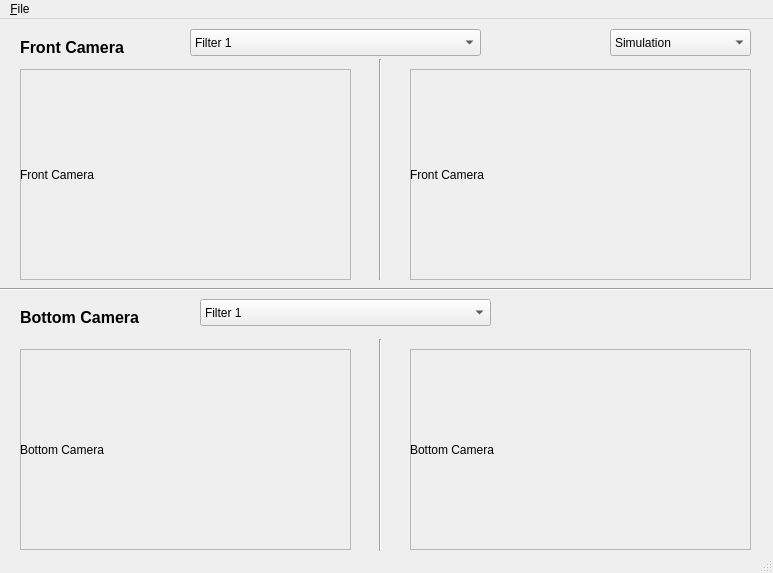
silverbullet1/bbauv, file src/GUI/vision.ui: the form before one commit.
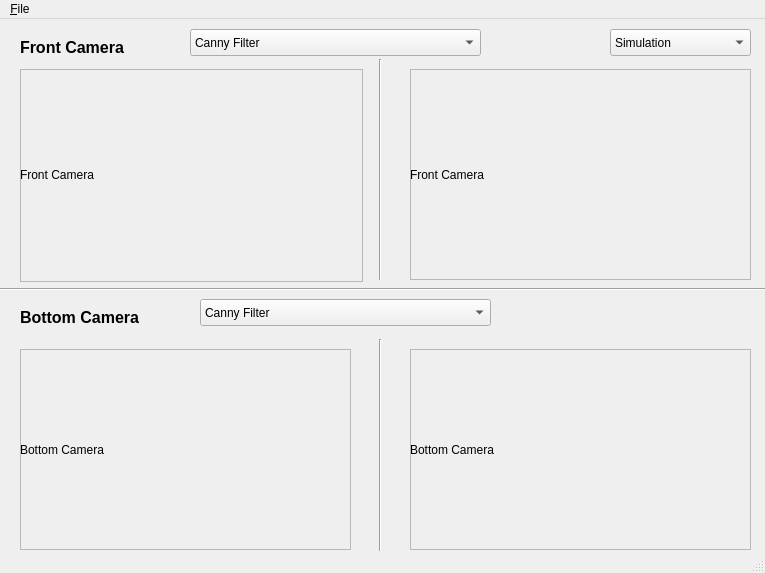
The form after the commit.

```diff
--- a/src/GUI/vision.ui
+++ b/src/GUI/vision.ui
@@ -7,7 +7,7 @@
    <rect>
     <x>0</x>
     <y>0</y>
-    <width>773</width>
+    <width>765</width>
     <height>573</height>
    </rect>
   </property>
@@ -17,6 +17,12 @@
     <verstretch>0</verstretch>
    </sizepolicy>
   </property>
+  <property name="minimumSize">
+   <size>
+    <width>341</width>
+    <height>211</height>
+   </size>
+  </property>
   <property name="windowTitle">
    <string>Vision</string>
   </property>
@@ -26,13 +32,19 @@
      <rect>
       <x>20</x>
       <y>50</y>
-      <width>331</width>
-      <height>211</height>
+      <width>343</width>
+      <height>213</height>
      </rect>
     </property>
     <layout class="QVBoxLayout">
      <item>
       <widget class="QFrame" name="frontcam_2">
+       <property name="minimumSize">
+        <size>
+         <width>0</width>
+         <height>0</height>
+        </size>
+       </property>
        <property name="frameShape">
         <enum>QFrame::StyledPanel</enum>
        </property>
@@ -44,10 +56,16 @@
          <rect>
           <x>0</x>
           <y>0</y>
-          <width>331</width>
+          <width>341</width>
           <height>211</height>
          </rect>
         </property>
+        <property name="minimumSize">
+         <size>
+          <width>0</width>
+          <height>0</height>
+         </size>
+        </property>
         <property name="text">
          <string>Front Camera</string>
         </property>
@@ -185,7 +203,7 @@
     </property>
     <item>
      <property name="text">
-      <string>Filter 1</string>
+      <string>Canny Filter</string>
      </property>
     </item>
     <item>
@@ -210,7 +228,7 @@
     </property>
     <item>
      <property name="text">
-      <string>Filter 1</string>
+      <string>Canny Filter</string>
      </property>
     </item>
     <item>
@@ -316,8 +334,8 @@
     <rect>
      <x>0</x>
      <y>0</y>
-     <width>773</width>
-     <height>20</height>
+     <width>765</width>
+     <height>25</height>
     </rect>
    </property>
    <widget class="QMenu" name="menuFile">
```
Left out of the diff: 24 changed lines with no effect on the pictures.
